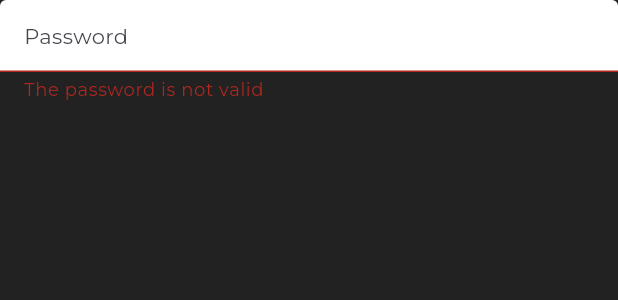
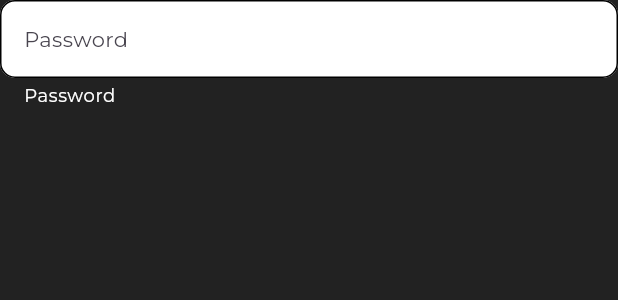
Before and after one commit to massimilianoporzio/flutter_social_clean, a Flutter app: the _Password widget shown alone on an empty page, opened directly, on a phone screen of 412 x 824 dp. Shown: the top 300 px of the screen. Run offline on Flutter 3.47's test engine with Material 2 defaults, Android fonts, the phone set to English and light mode, and no system bars; our stand-ins replace awesome_snackbar_content, equatable, flutter_bloc, formz, get_it, go_router and 1 more; project files that could hold a hidden picture were left out.

```diff
--- a/lib/src/features/auth/presentation/pages/login_screen.dart
+++ b/lib/src/features/auth/presentation/pages/login_screen.dart
@@ -141,8 +141,9 @@ class _Password extends StatelessWidget with UiLoggy {
       builder: (context, state) {
         return CustomTextField(
           labelText: "Password",
-          errorText:
-              state.password.isNotValid ? "The password is not valid" : null,
+          errorText: state.password.isNotValid && !state.isPure
+              ? "The password is not valid"
+              : null,
           onChanged: (password) {
             loggy.debug("OnChanged Password");
             context.read<LoginCubit>().passwordChanged(password);
@@ -168,8 +169,9 @@ class _Username extends StatelessWidget with UiLoggy {
       builder: (context, state) {
         return CustomTextField(
           labelText: "Username",
-          errorText:
-              state.username.isNotValid ? "The username is not valid" : null,
+          errorText: state.username.isNotValid && !state.isPure
+              ? "The username is not valid"
+              : null,
           onChanged: (username) {
             loggy.debug("OnChanged username");
             context.read<LoginCubit>().usernameChanged(
```
Also changed, not shown: lib/src/config/app_router.dart (+27 -0 lines), lib/src/my_app.dart (+8 -6 lines), lib/src/shared/presentation/widgets/custom_nav_bar.dart (+6 -1 lines).
